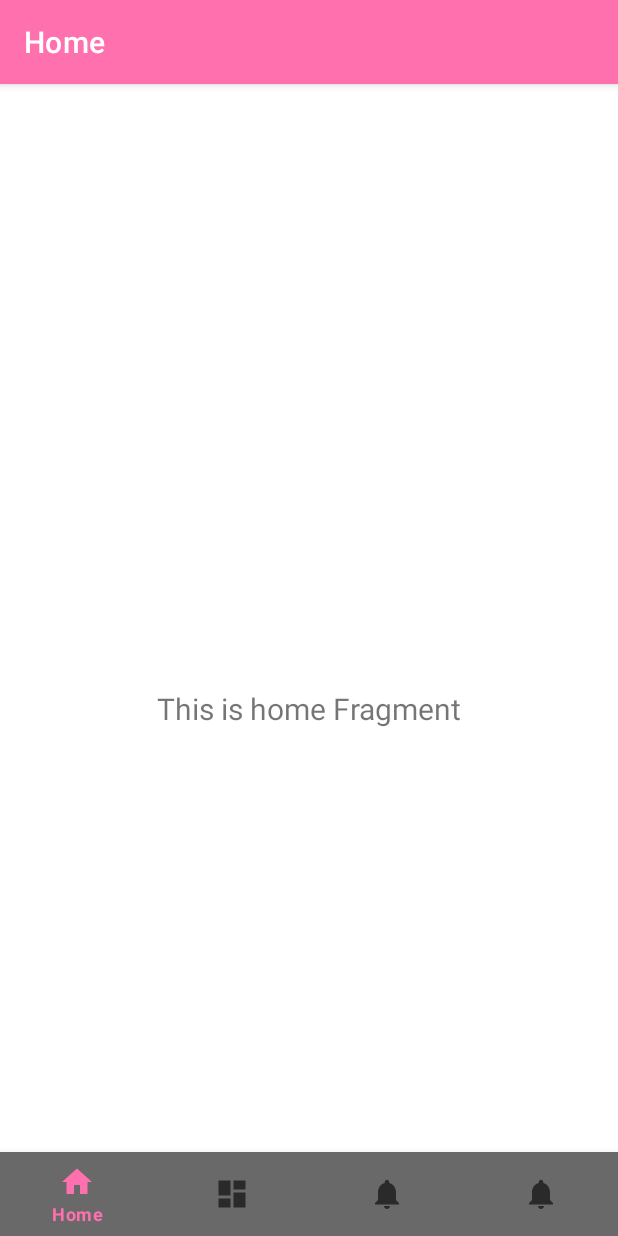
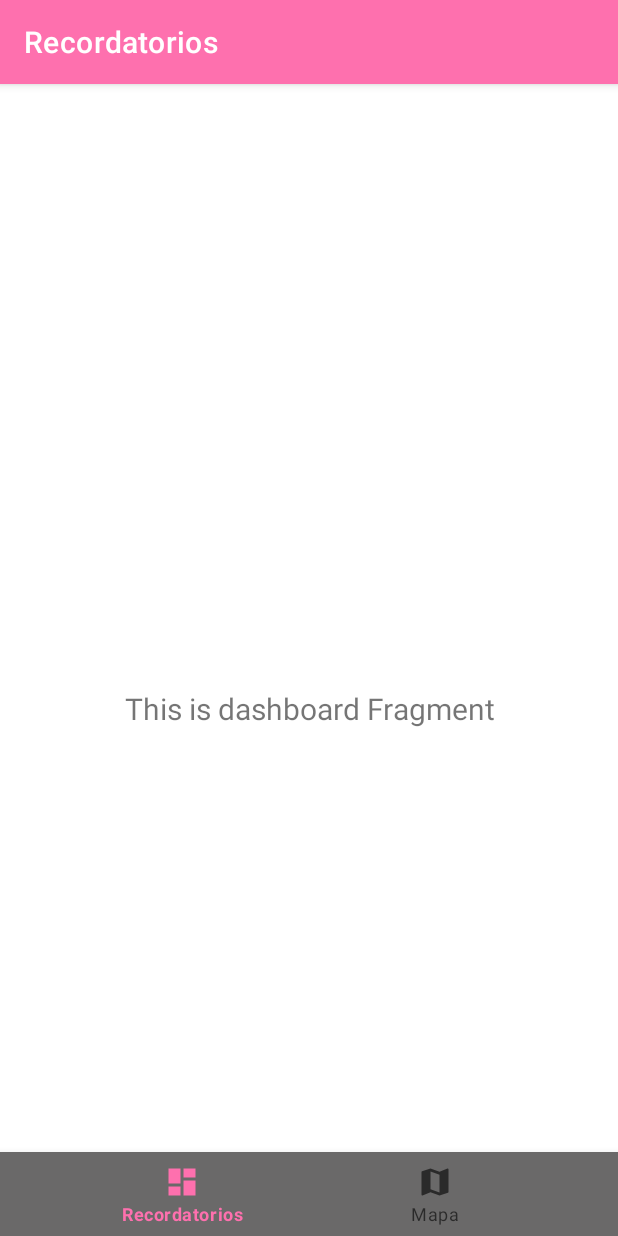
Before and after one commit to AndyNuzzi/RemindMeInfo, an Android app: the screen it shows after launch (MainActivity), on a phone screen of 412 x 824 dp. Run offline under Robolectric (Android 15) with nearby library versions, the phone set to English and light mode, and no system bars; our stand-ins replace navigation-ui.

Commit message:
adjusting changes to admin interfaces

```diff
--- a/app/src/main/java/com/example/remindmeinfo/MainActivity.kt
+++ b/app/src/main/java/com/example/remindmeinfo/MainActivity.kt
@@ -26,8 +26,8 @@ class MainActivity : AppCompatActivity() {
         // menu should be considered as top level destinations.
         val appBarConfiguration = AppBarConfiguration(
             setOf(
-                R.id.navigation_home, R.id.navigation_dashboard, R.id.navigation_notifications,
-                R.id.navigation_map
+                //R.id.navigation_home, R.id.navigation_notifications,
+                R.id.navigation_dashboard, R.id.navigation_map
             )
         )
         setupActionBarWithNavController(navController, appBarConfiguration)
--- /dev/null
+++ b/app/src/main/res/drawable/ic_baseline_map_24.xml
@@ -0,0 +1,8 @@
+<vector android:height="24dp"
+    android:tint="#9A7DFE"
+    android:viewportHeight="24" android:viewportWidth="24"
+    android:width="24dp" xmlns:android="http://schemas.android.com/apk/res/android">
+    <path
+        android:fillColor="#9A7DFE"
+        android:pathData="M20.5,3l-0.16,0.03L15,5.1 9,3 3.36,4.9c-0.21,0.07 -0.36,0.25 -0.36,0.48V20.5c0,0.28 0.22,0.5 0.5,0.5l0.16,-0.03L9,18.9l6,2.1 5.64,-1.9c0.21,-0.07 0.36,-0.25 0.36,-0.48V3.5c0,-0.28 -0.22,-0.5 -0.5,-0.5zM15,19l-6,-2.11V5l6,2.11V19z"/>
+</vector>
--- a/app/src/main/res/menu/bottom_nav_menu.xml
+++ b/app/src/main/res/menu/bottom_nav_menu.xml
@@ -1,10 +1,5 @@
 <?xml version="1.0" encoding="utf-8"?>
 <menu xmlns:android="http://schemas.android.com/apk/res/android">
-
-    <item
-        android:id="@+id/navigation_home"
-        android:icon="@drawable/ic_home_black_24dp"
-        android:title="@string/title_home" />
 
     <item
         android:id="@+id/navigation_dashboard"
@@ -12,13 +7,8 @@
         android:title="@string/title_dashboard" />
 
     <item
-        android:id="@+id/navigation_notifications"
-        android:icon="@drawable/ic_notifications_black_24dp"
-        android:title="@string/title_notifications" />
-
-    <item
         android:id="@+id/navigation_map"
-        android:icon="@drawable/ic_notifications_black_24dp"
+        android:icon="@drawable/ic_baseline_map_24"
         android:title="Mapa" />
 
 </menu>
--- a/app/src/main/res/navigation/mobile_navigation.xml
+++ b/app/src/main/res/navigation/mobile_navigation.xml
@@ -3,13 +3,7 @@
     xmlns:app="http://schemas.android.com/apk/res-auto"
     xmlns:tools="http://schemas.android.com/tools"
     android:id="@+id/mobile_navigation"
-    app:startDestination="@+id/navigation_home">
-
-    <fragment
-        android:id="@+id/navigation_home"
-        android:name="com.example.remindmeinfo.ui.home.HomeFragment"
-        android:label="@string/title_home"
-        tools:layout="@layout/fragment_home" />
+    app:startDestination="@+id/navigation_dashboard">
 
     <fragment
         android:id="@+id/navigation_dashboard"
@@ -18,13 +12,8 @@
         tools:layout="@layout/fragment_dashboard" />
 
     <fragment
-        android:id="@+id/navigation_notifications"
-        android:name="com.example.remindmeinfo.ui.notifications.NotificationsFragment"
-        android:label="@string/title_notifications"
-        tools:layout="@layout/fragment_notifications" />
-    <fragment
         android:id="@+id/navigation_map"
         android:name="com.example.remindmeinfo.ui.map.MapFragment"
         android:label="@string/title_map"
-        tools:layout="@layout/fragment_map" />
+        tools:layout="@layout/fragment_map"/>
 </navigation>
--- a/app/src/main/res/values/strings.xml
+++ b/app/src/main/res/values/strings.xml
@@ -1,7 +1,7 @@
 <resources>
     <string name="app_name">RemindMeInfo</string>
     <string name="title_home">Home</string>
-    <string name="title_dashboard">Dashboard</string>
+    <string name="title_dashboard">Recordatorios</string>
     <string name="title_notifications">Notifications</string>
-    <string name="title_map">Map</string>
+    <string name="title_map">Mapa</string>
 </resources>
```
